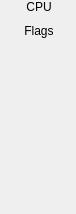
The window that ui/dbgwidgets/form_cpu.ui (dotkoval/xpeccy-plus) describes before a commit, drawn with Qt 5.
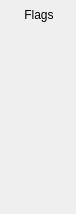
The same window after the commit.

```diff
--- a/ui/dbgwidgets/form_cpu.ui
+++ b/ui/dbgwidgets/form_cpu.ui
@@ -29,21 +29,6 @@
    <property name="bottomMargin">
     <number>2</number>
    </property>
-   <item>
-    <widget class="QLabel" name="labHeadCpu">
-     <property name="font">
-      <font>
-       <pointsize>9</pointsize>
-      </font>
-     </property>
-     <property name="text">
-      <string>CPU</string>
-     </property>
-     <property name="alignment">
-      <set>Qt::AlignCenter</set>
-     </property>
-    </widget>
-   </item>
    <item>
     <layout class="QGridLayout" name="formRegs">
      <property name="horizontalSpacing">
```
